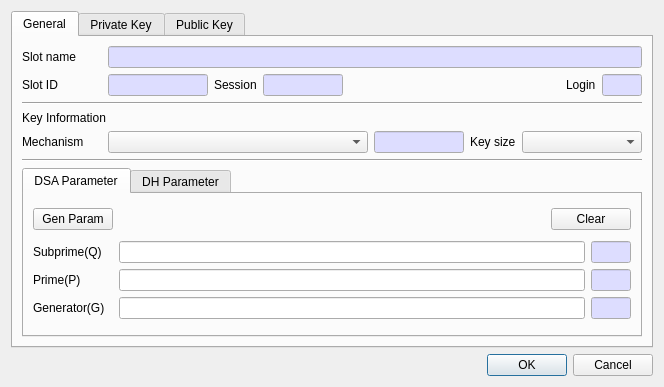
Before: the Qt Designer form CryptokiMan/gen_key_pair_dlg.ui in jykim74/CryptokiMan, drawn with Qt 5.
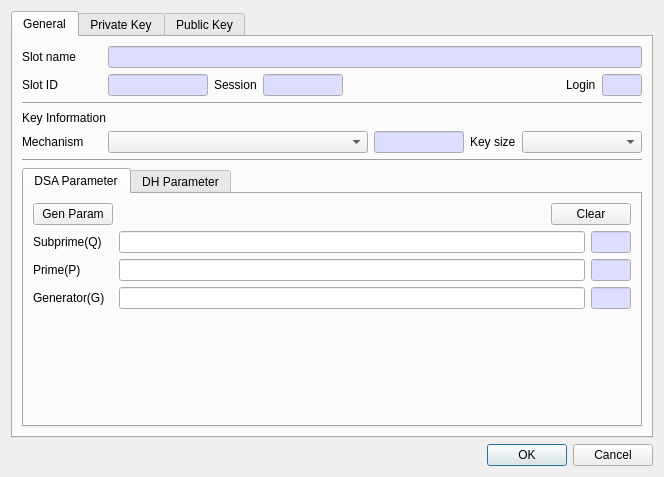
After: the same form once the commit is applied. The open tabs and pages were chosen to show the change.

Commit message: UI 및 메세지 개선

Diff of the .ui file:
```diff
--- a/CryptokiMan/gen_key_pair_dlg.ui
+++ b/CryptokiMan/gen_key_pair_dlg.ui
@@ -7,7 +7,7 @@
     <x>0</x>
     <y>0</y>
     <width>664</width>
-    <height>387</height>
+    <height>477</height>
    </rect>
   </property>
   <property name="windowTitle">
@@ -697,6 +697,19 @@
              </item>
             </layout>
            </item>
+           <item>
+            <spacer name="verticalSpacer">
+             <property name="orientation">
+              <enum>Qt::Vertical</enum>
+             </property>
+             <property name="sizeHint" stdset="0">
+              <size>
+               <width>20</width>
+               <height>40</height>
+              </size>
+             </property>
+            </spacer>
+           </item>
           </layout>
          </widget>
          <widget class="QWidget" name="mDHTab">
```
The commit also changes 2 other files.
